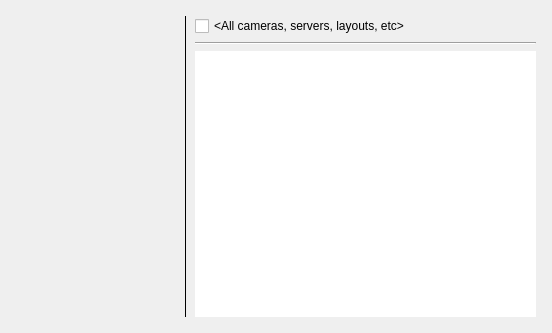
The window that client/src/ui/widgets/properties/accessible_resources_widget.ui (networkoptix/nx_open) describes before a commit, drawn with Qt 5.
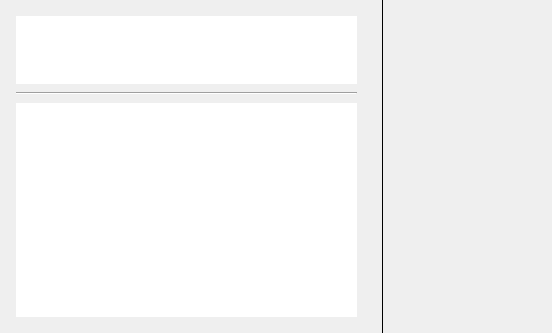
The same window after the commit. Custom widgets are drawn as their Qt base class.

What changed in the file:
```diff
--- a/client/src/ui/widgets/properties/accessible_resources_widget.ui
+++ b/client/src/ui/widgets/properties/accessible_resources_widget.ui
@@ -15,17 +15,126 @@
     <number>8</number>
    </property>
    <property name="leftMargin">
-    <number>16</number>
+    <number>0</number>
    </property>
    <property name="topMargin">
-    <number>16</number>
+    <number>0</number>
    </property>
    <property name="rightMargin">
-    <number>16</number>
+    <number>0</number>
    </property>
    <property name="bottomMargin">
-    <number>16</number>
+    <number>0</number>
    </property>
+   <item>
+    <widget class="QWidget" name="resourcesListWidget" native="true">
+     <layout class="QVBoxLayout" name="verticalLayout_2" stretch="1,0,0">
+      <property name="spacing">
+       <number>8</number>
+      </property>
+      <property name="leftMargin">
+       <number>16</number>
+      </property>
+      <property name="topMargin">
+       <number>16</number>
+      </property>
+      <property name="rightMargin">
+       <number>16</number>
+      </property>
+      <property name="bottomMargin">
+       <number>16</number>
+      </property>
+      <item>
+       <widget class="QnTreeView" name="controlsTreeView">
+        <property name="sizePolicy">
+         <sizepolicy hsizetype="Expanding" vsizetype="Maximum">
+          <horstretch>0</horstretch>
+          <verstretch>0</verstretch>
+         </sizepolicy>
+        </property>
+        <property name="frameShape">
+         <enum>QFrame::NoFrame</enum>
+        </property>
+        <property name="verticalScrollBarPolicy">
+         <enum>Qt::ScrollBarAlwaysOff</enum>
+        </property>
+        <property name="horizontalScrollBarPolicy">
+         <enum>Qt::ScrollBarAlwaysOff</enum>
+        </property>
+        <property name="sizeAdjustPolicy">
+         <enum>QAbstractScrollArea::AdjustToContents</enum>
+        </property>
+        <property name="editTriggers">
+         <set>QAbstractItemView::NoEditTriggers</set>
+        </property>
+        <property name="selectionMode">
+         <enum>QAbstractItemView::NoSelection</enum>
+        </property>
+        <property name="rootIsDecorated">
+         <bool>false</bool>
+        </property>
+        <property name="headerHidden">
+         <bool>true</bool>
+        </property>
+       </widget>
+      </item>
+      <item>
+       <widget class="Line" name="line">
+        <property name="orientation">
+         <enum>Qt::Horizontal</enum>
+        </property>
+       </widget>
+      </item>
+      <item>
+       <widget class="QnTreeView" name="resourcesTreeView">
+        <property name="frameShape">
+         <enum>QFrame::NoFrame</enum>
+        </property>
+        <property name="horizontalScrollBarPolicy">
+         <enum>Qt::ScrollBarAlwaysOff</enum>
+        </property>
+        <property name="editTriggers">
+         <set>QAbstractItemView::NoEditTriggers</set>
+        </property>
+        <property name="dragDropMode">
+         <enum>QAbstractItemView::DragOnly</enum>
+        </property>
+        <property name="selectionMode">
+         <enum>QAbstractItemView::ExtendedSelection</enum>
+        </property>
+        <property name="autoExpandDelay">
+         <number>500</number>
+        </property>
+        <property name="rootIsDecorated">
+         <bool>false</bool>
+        </property>
+        <property name="uniformRowHeights">
+         <bool>true</bool>
+        </property>
+        <property name="sortingEnabled">
+         <bool>false</bool>
+        </property>
+        <property name="allColumnsShowFocus">
+         <bool>true</bool>
+        </property>
+        <property name="headerHidden">
+         <bool>true</bool>
+        </property>
+       </widget>
+      </item>
+     </layout>
+    </widget>
+   </item>
+   <item>
+    <widget class="Line" name="verticalLine">
+     <property name="frameShadow">
+      <enum>QFrame::Plain</enum>
+     </property>
+     <property name="orientation">
+      <enum>Qt::Vertical</enum>
+     </property>
+    </widget>
+   </item>
    <item>
     <widget class="QnPanel" name="detailsWidget" native="true">
      <property name="minimumSize">
@@ -41,6 +150,21 @@
       </size>
      </property>
      <layout class="QVBoxLayout" name="verticalLayout">
+      <property name="spacing">
+       <number>8</number>
+      </property>
+      <property name="leftMargin">
+       <number>16</number>
+      </property>
+      <property name="topMargin">
+       <number>16</number>
+      </property>
+      <property name="rightMargin">
+       <number>16</number>
+      </property>
+      <property name="bottomMargin">
+       <number>16</number>
+      </property>
       <item>
        <widget class="QnResourcePreviewWidget" name="previewWidget" native="true"/>
       </item>
@@ -70,94 +194,9 @@
      </layout>
     </widget>
    </item>
-   <item>
-    <widget class="Line" name="verticalLine">
-     <property name="frameShadow">
-      <enum>QFrame::Plain</enum>
-     </property>
-     <property name="orientation">
-      <enum>Qt::Vertical</enum>
-     </property>
-    </widget>
-   </item>
-   <item>
-    <widget class="QWidget" name="resourcesListWidget" native="true">
-     <layout class="QVBoxLayout" name="verticalLayout_2">
-      <property name="leftMargin">
-       <number>0</number>
-      </property>
-      <property name="topMargin">
-       <number>0</number>
-      </property>
-      <property name="rightMargin">
-       <number>0</number>
-      </property>
-      <property name="bottomMargin">
-       <number>0</number>
-      </property>
-      <item>
-       <widget class="QCheckBox" name="allResourcesCheckBox">
-        <property name="text">
-         <string notr="true">&lt;All cameras, servers, layouts, etc&gt;</string>
-        </property>
-       </widget>
-      </item>
-      <item>
-       <widget class="Line" name="line">
-        <property name="orientation">
-         <enum>Qt::Horizontal</enum>
-        </property>
-       </widget>
-      </item>
-      <item>
-       <widget class="QnTreeView" name="resourcesTreeView">
-        <property name="frameShape">
-         <enum>QFrame::NoFrame</enum>
-        </property>
-        <property name="horizontalScrollBarPolicy">
-         <enum>Qt::ScrollBarAlwaysOff</enum>
-        </property>
-        <property name="editTriggers">
-         <set>QAbstractItemView::NoEditTriggers</set>
-        </property>
-        <property name="dragDropMode">
-         <enum>QAbstractItemView::DragOnly</enum>
-        </property>
-        <property name="selectionMode">
-         <enum>QAbstractItemView::ExtendedSelection</enum>
-        </property>
-        <property name="autoExpandDelay">
-         <number>500</number>
-        </property>
-        <property name="uniformRowHeights">
-         <bool>true</bool>
-        </property>
-        <property name="sortingEnabled">
-         <bool>false</bool>
-        </property>
-        <property name="allColumnsShowFocus">
-         <bool>true</bool>
-        </property>
-        <property name="headerHidden">
-         <bool>true</bool>
-        </property>
-        <property name="expandsOnDoubleClick">
-         <bool>true</bool>
-        </property>
-       </widget>
-      </item>
-     </layout>
-    </widget>
-   </item>
   </layout>
  </widget>
  <customwidgets>
-  <customwidget>
-   <class>QnResourcePreviewWidget</class>
-   <extends>QWidget</extends>
-   <header location="global">ui/widgets/resource_preview_widget.h</header>
-   <container>1</container>
-  </customwidget>
   <customwidget>
    <class>QnTreeView</class>
    <extends>QTreeView</extends>
@@ -169,6 +208,12 @@
    <header location="global">ui/widgets/common/panel.h</header>
    <container>1</container>
   </customwidget>
+  <customwidget>
+   <class>QnResourcePreviewWidget</class>
+   <extends>QWidget</extends>
+   <header location="global">ui/widgets/resource_preview_widget.h</header>
+   <container>1</container>
+  </customwidget>
  </customwidgets>
  <resources/>
  <connections/>
```
